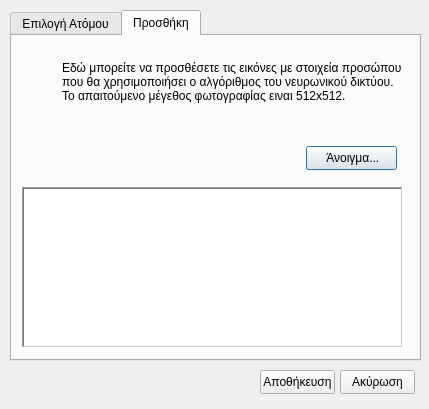
Felfired/Argus, file datasetdialog.ui: the form before one commit.
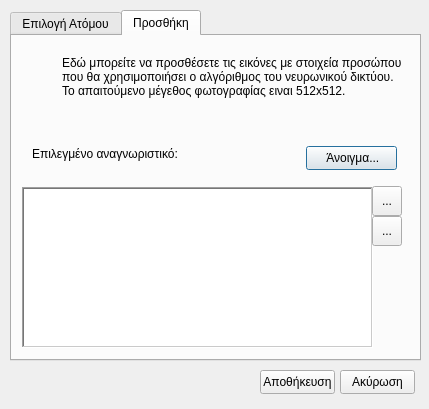
The form after the commit. The open tabs and pages were chosen to show the change. Icons and pictures are not drawn.

Diff of the .ui file:
```diff
--- a/datasetdialog.ui
+++ b/datasetdialog.ui
@@ -117,7 +117,7 @@
       <rect>
        <x>10</x>
        <y>151</y>
-       <width>381</width>
+       <width>351</width>
        <height>161</height>
       </rect>
      </property>
@@ -131,7 +131,7 @@
        <x>50</x>
        <y>10</y>
        <width>341</width>
-       <height>71</height>
+       <height>61</height>
       </rect>
      </property>
      <property name="text">
@@ -161,6 +161,74 @@
        <normaloff>res/icons/open.png</normaloff>res/icons/open.png</iconset>
      </property>
     </widget>
+    <widget class="QLabel" name="label">
+     <property name="geometry">
+      <rect>
+       <x>20</x>
+       <y>110</y>
+       <width>161</width>
+       <height>16</height>
+      </rect>
+     </property>
+     <property name="text">
+      <string>Επιλεγμένο αναγνωριστικό: </string>
+     </property>
+    </widget>
+    <widget class="QLabel" name="labelID">
+     <property name="geometry">
+      <rect>
+       <x>180</x>
+       <y>110</y>
+       <width>49</width>
+       <height>16</height>
+      </rect>
+     </property>
+     <property name="font">
+      <font>
+       <bold>true</bold>
+      </font>
+     </property>
+     <property name="text">
+      <string/>
+     </property>
+    </widget>
+    <widget class="QToolButton" name="deleteButton">
+     <property name="geometry">
+      <rect>
+       <x>360</x>
+       <y>150</y>
+       <width>30</width>
+       <height>30</height>
+      </rect>
+     </property>
+     <property name="text">
+      <string>...</string>
+     </property>
+     <property name="icon">
+      <iconset resource="resources.qrc">
+       <normaloff>:/argus/res/app_icons/x.png</normaloff>:/argus/res/app_icons/x.png</iconset>
+     </property>
+     <property name="autoRaise">
+      <bool>false</bool>
+     </property>
+    </widget>
+    <widget class="QToolButton" name="refreshButton">
+     <property name="geometry">
+      <rect>
+       <x>360</x>
+       <y>180</y>
+       <width>30</width>
+       <height>30</height>
+      </rect>
+     </property>
+     <property name="text">
+      <string>...</string>
+     </property>
+     <property name="icon">
+      <iconset resource="resources.qrc">
+       <normaloff>:/argus/res/app_icons/refresh.png</normaloff>:/argus/res/app_icons/refresh.png</iconset>
+     </property>
+    </widget>
    </widget>
   </widget>
   <widget class="QPushButton" name="cancelButton">
```
Left out of the diff: 51 changed lines with no effect on the pictures.
